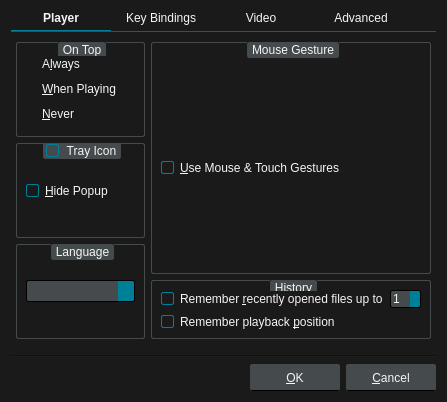
The window that src/ui/preferencesdialog.ui (u8sand/Baka-MPlayer) describes before a commit, drawn with Qt 5.
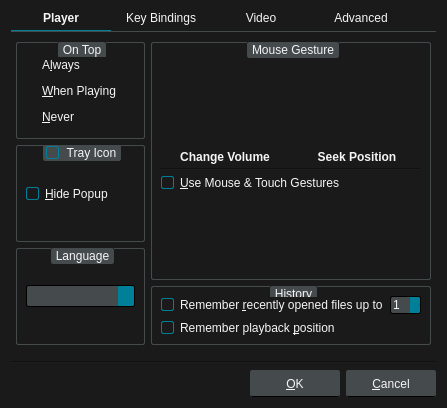
The same window after the commit. Icons and pictures are not drawn.

Commit message: preferencesdialog.ui: allow gesture info to be translatable

What changed in the file:
```diff
--- a/src/ui/preferencesdialog.ui
+++ b/src/ui/preferencesdialog.ui
@@ -7,7 +7,7 @@
     <x>0</x>
     <y>0</y>
     <width>447</width>
-    <height>402</height>
+    <height>408</height>
    </rect>
   </property>
   <property name="windowTitle">
@@ -215,7 +215,7 @@
 	background: transparent;
 }</string>
   </property>
-  <layout class="QVBoxLayout" name="verticalLayout_10">
+  <layout class="QVBoxLayout" name="verticalLayout_12">
    <item>
     <widget class="QTabWidget" name="tabWidget">
      <property name="styleSheet">
@@ -359,9 +359,65 @@
              </spacer>
             </item>
             <item>
-             <widget class="QLabel" name="label_4">
-              <property name="pixmap">
-               <pixmap resource="../rsclist.qrc">:/img/gestures_info.svg</pixmap>
+             <layout class="QHBoxLayout" name="horizontalLayout_7">
+              <item>
+               <layout class="QVBoxLayout" name="verticalLayout_10">
+                <item>
+                 <widget class="QLabel" name="label_7">
+                  <property name="pixmap">
+                   <pixmap resource="../rsclist.qrc">:/img/gesture_volume.svg</pixmap>
+                  </property>
+                 </widget>
+                </item>
+                <item>
+                 <widget class="QLabel" name="label_8">
+                  <property name="styleSheet">
+                   <string notr="true">QLabel {
+	font-weight: bold;
+}</string>
+                  </property>
+                  <property name="text">
+                   <string>Change Volume</string>
+                  </property>
+                  <property name="alignment">
+                   <set>Qt::AlignCenter</set>
+                  </property>
+                 </widget>
+                </item>
+               </layout>
+              </item>
+              <item>
+               <layout class="QVBoxLayout" name="verticalLayout_11">
+                <item>
+                 <widget class="QLabel" name="label_4">
+                  <property name="pixmap">
+                   <pixmap resource="../rsclist.qrc">:/img/gesture_seek.svg</pixmap>
+                  </property>
+                 </widget>
+                </item>
+                <item>
+                 <widget class="QLabel" name="label_9">
+                  <property name="styleSheet">
+                   <string notr="true">QLabel {
+	font-weight: bold;
+}</string>
+                  </property>
+                  <property name="text">
+                   <string>Seek Position</string>
+                  </property>
+                  <property name="alignment">
+                   <set>Qt::AlignCenter</set>
+                  </property>
+                 </widget>
+                </item>
+               </layout>
+              </item>
+             </layout>
+            </item>
+            <item>
+             <widget class="Line" name="line_2">
+              <property name="orientation">
+               <enum>Qt::Horizontal</enum>
               </property>
              </widget>
             </item>
```
Left out of the diff: 15 changed lines with no effect on the pictures. The commit also changes 4 other files.
